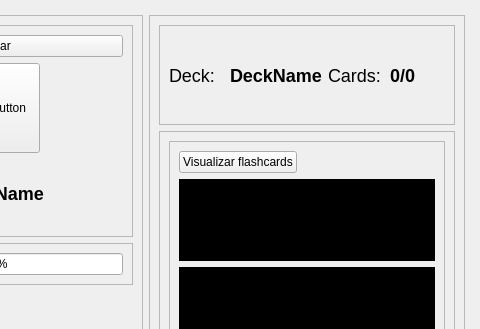
The window that functions/new_flashcards/flashcards_page.ui (Nbdyleto/PySide6_Self_TCC) describes before a commit, drawn with Qt 5; both pictures show x 167 to 647 and y 0 to 329 of the 647 by 480 pixel window.
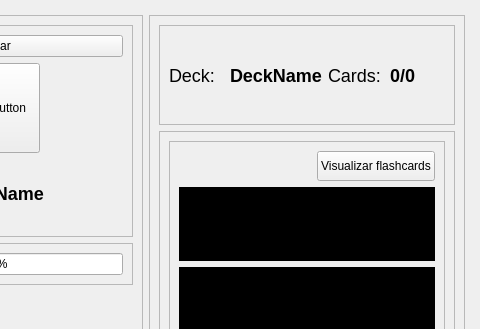
The same window after the commit. The open tabs and pages were chosen to show the change. Icons and pictures are not drawn.

Commit message: [see-progress] tab style sheet

The edit to the form file:
```diff
--- a/functions/new_flashcards/flashcards_page.ui
+++ b/functions/new_flashcards/flashcards_page.ui
@@ -230,8 +230,14 @@
                  <enum>QFrame::Raised</enum>
                 </property>
                 <layout class="QVBoxLayout" name="verticalLayout_8">
-                 <item alignment="Qt::AlignLeft">
+                 <item alignment="Qt::AlignRight">
                   <widget class="QPushButton" name="btnViewCards">
+                   <property name="minimumSize">
+                    <size>
+                     <width>0</width>
+                     <height>30</height>
+                    </size>
+                   </property>
                    <property name="text">
                     <string>Visualizar flashcards</string>
                    </property>
```
Left out of the diff: 12 changed lines with no effect on the pictures. The commit also changes 7 other files.
